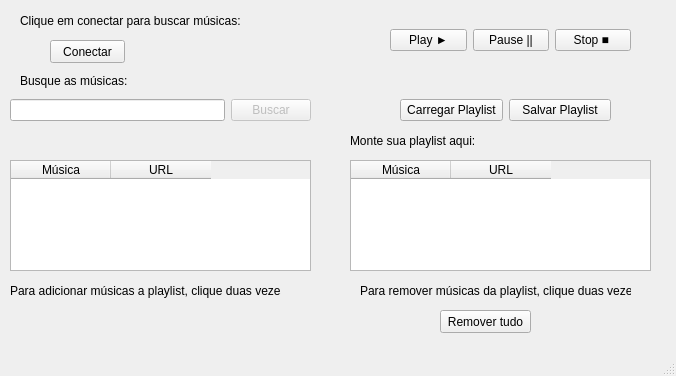
Qt form DesafioStone/mainwindow.ui (gabspires/DesafioStone) before a commit.
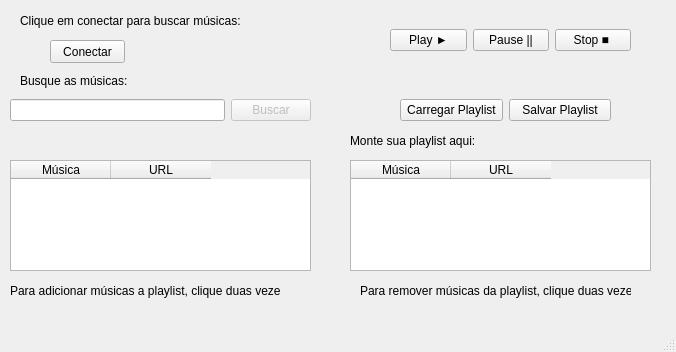
The same form after that commit.

What changed in the file:
```diff
--- a/DesafioStone/mainwindow.ui
+++ b/DesafioStone/mainwindow.ui
@@ -7,7 +7,7 @@
     <x>0</x>
     <y>0</y>
     <width>676</width>
-    <height>376</height>
+    <height>352</height>
    </rect>
   </property>
   <property name="windowTitle">
@@ -247,19 +247,6 @@
      </item>
     </layout>
    </widget>
-   <widget class="QPushButton" name="removeallButton">
-    <property name="geometry">
-     <rect>
-      <x>440</x>
-      <y>310</y>
-      <width>91</width>
-      <height>23</height>
-     </rect>
-    </property>
-    <property name="text">
-     <string>Remover tudo</string>
-    </property>
-   </widget>
   </widget>
   <widget class="QMenuBar" name="menubar">
    <property name="geometry">
```
